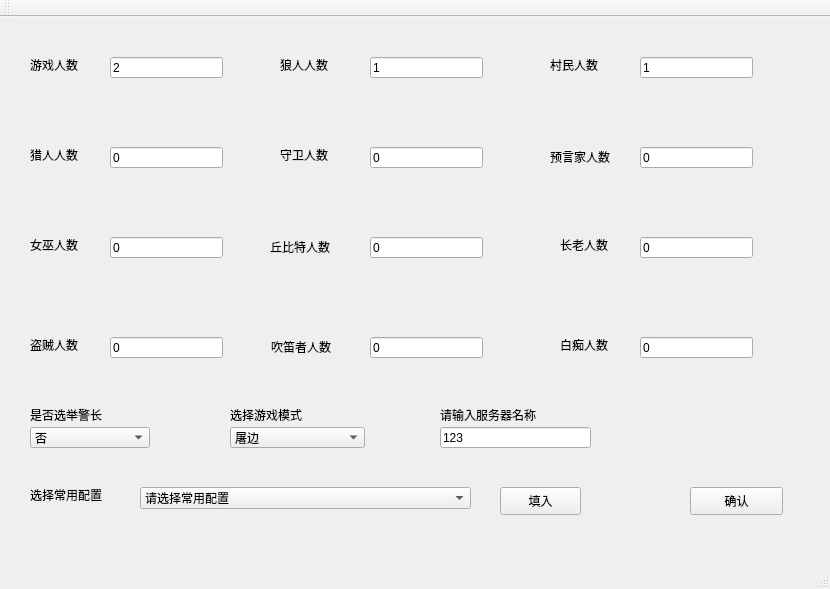
This is server/mainwindow.ui in GeminiBuddies/OOPLRS as Qt 5 draws it before an edit. The edited form follows.
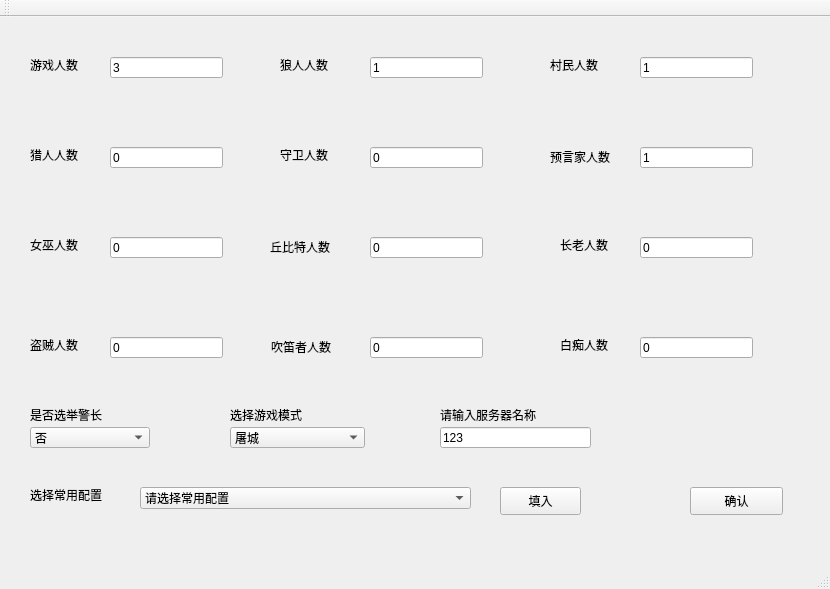
This is the edited form.

```diff
--- a/server/mainwindow.ui
+++ b/server/mainwindow.ui
@@ -180,7 +180,7 @@
      </rect>
     </property>
     <property name="text">
-     <string>0</string>
+     <string>1</string>
     </property>
    </widget>
    <widget class="QLabel" name="label_7">
@@ -336,7 +336,7 @@
      </rect>
     </property>
     <property name="text">
-     <string>2</string>
+     <string>3</string>
     </property>
    </widget>
    <widget class="QComboBox" name="model">
@@ -348,6 +348,9 @@
       <height>21</height>
      </rect>
     </property>
+    <property name="currentIndex">
+     <number>1</number>
+    </property>
     <item>
      <property name="text">
       <string>屠边</string>
```
Left out of the diff: 2 changed lines with no effect on the pictures.
